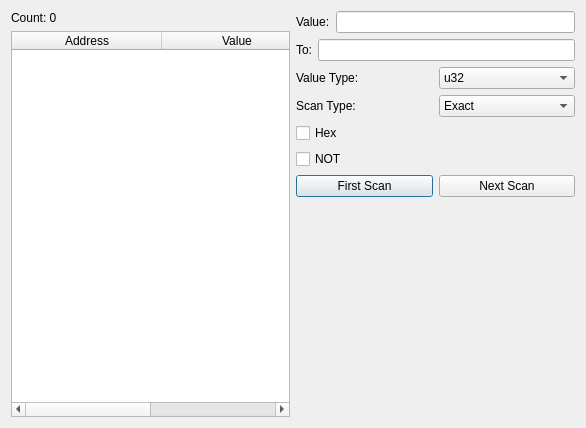
Above: src/citra_qt/cheatsearch.ui from grimtnt/citra before the change. Below: the same form after it.
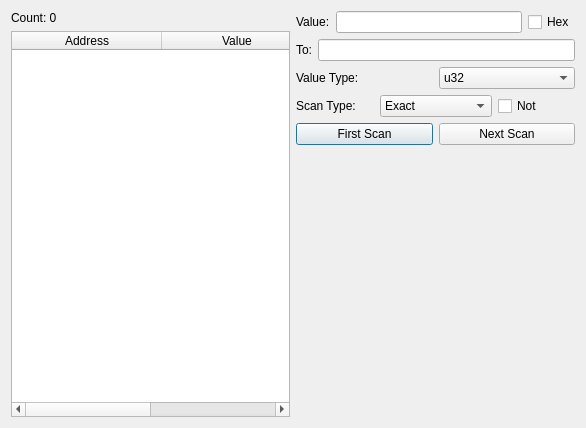
That is the form after the change.

Commit message: cheat search: Some UI minor changes

The edit to the form file:
```diff
--- a/src/citra_qt/cheatsearch.ui
+++ b/src/citra_qt/cheatsearch.ui
@@ -68,6 +68,13 @@
        <item>
         <widget class="QLineEdit" name="txtSearch"/>
        </item>
+       <item>
+        <widget class="QCheckBox" name="chkHex">
+         <property name="text">
+          <string>Hex</string>
+         </property>
+        </widget>
+       </item>
       </layout>
      </item>
      <item>
@@ -147,21 +154,14 @@
          </item>
         </widget>
        </item>
-      </layout>
-     </item>
-     <item>
-      <widget class="QCheckBox" name="chkHex">
-       <property name="text">
-        <string>Hex</string>
-       </property>
-      </widget>
-     </item>
      <item>
       <widget class="QCheckBox" name="chkNot">
        <property name="text">
-        <string>NOT</string>
-       </property>
-      </widget>
+          <string>Not</string>
+         </property>
+        </widget>
+       </item>
+      </layout>
      </item>
      <item>
       <layout class="QHBoxLayout" name="horizontalLayout_6">
```
Lines whose indentation alone changed are shown as unchanged.
